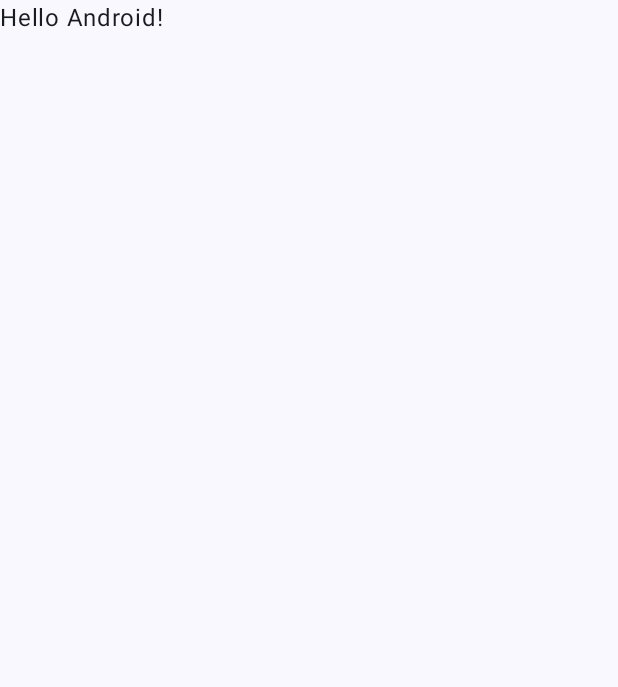
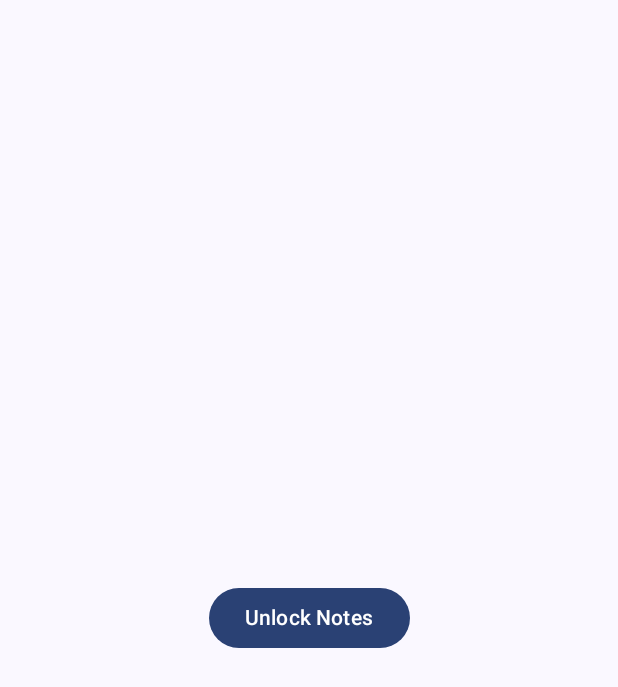
Before and after one commit to joshflugel/Iris-Touch-Secure-Notes, an Android app built with Jetpack Compose: the screen it shows after launch (MainActivity), on a phone screen of 412 x 824 dp. Before the commit the part shown is almost empty. Shown: the top 687 px of the screen. Run offline under Robolectric (Android 15) with nearby library versions, the phone set to English and light mode, and no system bars; our stand-ins replace Dagger/Hilt's generated code.

Commit message:
Implement initial UI: Fingerprint and Face biometric authentication in LoginScreen. Add BiometricAuthManager, navigation to Notes. Refactor classes into proper layer.

```diff
--- a/app/src/main/java/com/josh25/iristouchsecurenotes/MainActivity.kt
+++ b/app/src/main/java/com/josh25/iristouchsecurenotes/MainActivity.kt
@@ -1,5 +1,6 @@
 package com.josh25.iristouchsecurenotes
 
+import android.annotation.SuppressLint
 import android.os.Bundle
 import androidx.activity.ComponentActivity
 import androidx.activity.compose.setContent
@@ -9,21 +10,26 @@ import androidx.compose.foundation.layout.padding
 import androidx.compose.material3.Scaffold
 import androidx.compose.material3.Text
 import androidx.compose.runtime.Composable
+import androidx.compose.runtime.getValue
+import androidx.compose.runtime.mutableStateOf
+import androidx.compose.runtime.remember
+import androidx.compose.runtime.setValue
 import androidx.compose.ui.Modifier
 import androidx.compose.ui.tooling.preview.Preview
+import androidx.fragment.app.FragmentActivity
+import com.josh25.iristouchsecurenotes.presentation.screens.LoginScreen
+import com.josh25.iristouchsecurenotes.presentation.screens.NotesScreen
 import com.josh25.iristouchsecurenotes.ui.theme.IrisTouchSecureNotesTheme
 
-class MainActivity : ComponentActivity() {
+@SuppressLint("UnusedMaterial3ScaffoldPaddingParameter")
+class MainActivity : FragmentActivity() {
     override fun onCreate(savedInstanceState: Bundle?) {
         super.onCreate(savedInstanceState)
         enableEdgeToEdge()
         setContent {
             IrisTouchSecureNotesTheme {
-                Scaffold(modifier = Modifier.fillMaxSize()) { innerPadding ->
-                    Greeting(
-                        name = "Android",
-                        modifier = Modifier.padding(innerPadding)
-                    )
+                Scaffold(modifier = Modifier.fillMaxSize()) {
+                    MainApp()
                 }
             }
         }
@@ -31,17 +37,12 @@ class MainActivity : ComponentActivity() {
 }
 
 @Composable
-fun Greeting(name: String, modifier: Modifier = Modifier) {
-    Text(
-        text = "Hello $name!",
-        modifier = modifier
-    )
-}
+fun MainApp() {
+    var isAuthenticated by remember { mutableStateOf(false) }
 
-@Preview(showBackground = true)
-@Composable
-fun GreetingPreview() {
-    IrisTouchSecureNotesTheme {
-        Greeting("Android")
+    if (isAuthenticated) {
+        NotesScreen()
+    } else {
+        LoginScreen(onAuthenticated = { isAuthenticated = true })
     }
 }
--- /dev/null
+++ b/app/src/main/java/com/josh25/iristouchsecurenotes/data/auth/BiometricAuthManager.kt
@@ -0,0 +1,49 @@
+package com.josh25.iristouchsecurenotes.data.auth
+
+import android.content.Context
+import androidx.activity.ComponentActivity
+import androidx.biometric.BiometricPrompt
+import androidx.core.content.ContextCompat
+import androidx.fragment.app.FragmentActivity
+import java.util.concurrent.Executor
+
+class BiometricAuthManager(private val context: Context) {
+
+    private val executor: Executor = ContextCompat.getMainExecutor(context)
+
+    fun createBiometricPrompt(
+        onSuccess: () -> Unit,
+        onFailure: () -> Unit,
+        onError: (String) -> Unit
+    ): BiometricPrompt {
+        val callback = object : BiometricPrompt.AuthenticationCallback() {
+            override fun onAuthenticationSucceeded(result: BiometricPrompt.AuthenticationResult) {
+                super.onAuthenticationSucceeded(result)
+                onSuccess()
+            }
+
+            override fun onAuthenticationFailed() {
+                super.onAuthenticationFailed()
+                onFailure()
+            }
+
+            override fun onAuthenticationError(errorCode: Int, errString: CharSequence) {
+                super.onAuthenticationError(errorCode, errString)
+                onError(errString.toString())
+            }
+        }
+
+        val activity = context as? FragmentActivity
+            ?: throw IllegalArgumentException("Context must be a FragmentActivity")
+
+        return BiometricPrompt(activity, executor, callback)
+    }
+
+    fun getPromptInfo(): BiometricPrompt.PromptInfo {
+        return BiometricPrompt.PromptInfo.Builder()
+            .setTitle("Authenticate to access Secured Notes")
+            .setSubtitle("Use fingerprint, Face, or Iris Scan")
+            .setNegativeButtonText("Cancel")
+            .build()
+    }
+}
--- a/app/src/main/java/com/josh25/iristouchsecurenotes/data/NoteDao.kt
+++ b/app/src/main/java/com/josh25/iristouchsecurenotes/data/database/NoteDao.kt
@@ -1,4 +1,4 @@
-package com.josh25.iristouchsecurenotes.data
+package com.josh25.iristouchsecurenotes.data.database
 
 import androidx.room.Dao
 import androidx.room.Delete
--- a/app/src/main/java/com/josh25/iristouchsecurenotes/data/NoteDatabase.kt
+++ b/app/src/main/java/com/josh25/iristouchsecurenotes/data/database/NoteDatabase.kt
@@ -1,4 +1,4 @@
-package com.josh25.iristouchsecurenotes.data
+package com.josh25.iristouchsecurenotes.data.database
 
 import androidx.room.Database
 import androidx.room.RoomDatabase
@@ -7,5 +7,5 @@ import androidx.room.RoomDatabase
 @Database(entities = [NoteEntity::class], version = 1, exportSchema = false)
 abstract class NoteDatabase: RoomDatabase() {
 
-    abstract fun noteDao():NoteDao
+    abstract fun noteDao(): NoteDao
 }
--- a/app/src/main/java/com/josh25/iristouchsecurenotes/data/NoteEntity.kt
+++ b/app/src/main/java/com/josh25/iristouchsecurenotes/data/database/NoteEntity.kt
@@ -1,4 +1,4 @@
-package com.josh25.iristouchsecurenotes.data
+package com.josh25.iristouchsecurenotes.data.database
 
 import androidx.room.Entity
 import androidx.room.PrimaryKey
--- a/app/src/main/java/com/josh25/iristouchsecurenotes/data/NoteRepository.kt
+++ b/app/src/main/java/com/josh25/iristouchsecurenotes/data/repository/NoteRepository.kt
@@ -1,5 +1,7 @@
-package com.josh25.iristouchsecurenotes.data
+package com.josh25.iristouchsecurenotes.data.repository
 
+import com.josh25.iristouchsecurenotes.data.database.NoteDao
+import com.josh25.iristouchsecurenotes.data.database.NoteEntity
 import com.josh25.iristouchsecurenotes.ui.theme.NoteModel
 import kotlinx.coroutines.flow.Flow
 import kotlinx.coroutines.flow.map
--- a/app/src/main/java/com/josh25/iristouchsecurenotes/di/AppModule.kt
+++ b/app/src/main/java/com/josh25/iristouchsecurenotes/di/AppModule.kt
@@ -2,9 +2,8 @@ package com.josh25.iristouchsecurenotes.di
 
 import android.content.Context
 import androidx.room.Room
-import com.josh25.iristouchsecurenotes.data.NoteDao
-import com.josh25.iristouchsecurenotes.data.NoteDatabase
-import com.josh25.iristouchsecurenotes.data.NoteRepository
+import com.josh25.iristouchsecurenotes.data.database.NoteDao
+import com.josh25.iristouchsecurenotes.data.database.NoteDatabase
 import dagger.Module
 import dagger.Provides
 import dagger.hilt.InstallIn
--- /dev/null
+++ b/app/src/main/java/com/josh25/iristouchsecurenotes/presentation/screens/LoginScreen.kt
@@ -0,0 +1,54 @@
+package com.josh25.iristouchsecurenotes.presentation.screens
+
+
+import androidx.activity.ComponentActivity
+import androidx.compose.foundation.layout.*
+import androidx.compose.material3.*
+import androidx.compose.runtime.*
+import androidx.compose.ui.Alignment
+import androidx.compose.ui.Modifier
+import androidx.compose.ui.platform.LocalContext
+import androidx.compose.ui.tooling.preview.Preview
+import androidx.lifecycle.viewmodel.compose.viewModel
+import com.josh25.iristouchsecurenotes.data.auth.BiometricAuthManager
+import com.josh25.iristouchsecurenotes.presentation.viewmodel.AuthViewModel
+
+@Composable
+fun LoginScreen(
+    onAuthenticated: () -> Unit
+) {
+    val viewModel: AuthViewModel = viewModel()
+    val isAuthenticated by viewModel.authState.collectAsState()
+
+    val context = LocalContext.current
+    val biometricAuthManager = BiometricAuthManager(context)
+    val biometricPrompt = biometricAuthManager.createBiometricPrompt(
+        onSuccess = { viewModel.setAuthenticated(true) },
+        onFailure = { viewModel.setAuthenticated(false) },
+        onError = { viewModel.setAuthenticated(false) }
+    )
+
+    val promptInfo = biometricAuthManager.getPromptInfo()
+
+    LaunchedEffect(isAuthenticated) {
+        if (isAuthenticated) {
+            onAuthenticated()
+        }
+    }
+
+    Column(
+        modifier = Modifier.fillMaxSize(),
+        verticalArrangement = Arrangement.Center,
+        horizontalAlignment = Alignment.CenterHorizontally
+    ) {
+        Button(onClick = { biometricPrompt.authenticate(promptInfo) }) {
+            Text("Unlock Notes")
+        }
+    }
+}
+
+@Preview
+@Composable
+fun PreviewLoginScreen() {
+    LoginScreen(onAuthenticated = {})
+}
--- /dev/null
+++ b/app/src/main/java/com/josh25/iristouchsecurenotes/presentation/viewmodel/AuthViewModel.kt
@@ -0,0 +1,19 @@
+package com.josh25.iristouchsecurenotes.presentation.viewmodel
+
+
+import androidx.lifecycle.ViewModel
+import dagger.hilt.android.lifecycle.HiltViewModel
+import kotlinx.coroutines.flow.MutableStateFlow
+import kotlinx.coroutines.flow.StateFlow
+import javax.inject.Inject
+
+@HiltViewModel
+class AuthViewModel @Inject constructor(): ViewModel() {
+
+    private val _authState = MutableStateFlow(false)
+    val authState: StateFlow<Boolean> = _authState
+
+    fun setAuthenticated(success: Boolean) {
+        _authState.value = success
+    }
+}
--- a/gradle/libs.versions.toml
+++ b/gradle/libs.versions.toml
@@ -11,7 +11,7 @@ composeBom = "2025.03.00"
 hilt = "2.51.1"
 compose = "1.7.8"
 room = "2.6.1"
-biometric = "1.1.0"
+biometric = "1.2.0-alpha05"
 security_crypto = "1.0.0"
 coroutines = "1.10.1"
 lifecycle = "2.8.7"
```
Also changed, not shown: app/src/main/java/com/josh25/iristouchsecurenotes/presentation/screens/NotesScreen.kt (added, +18 -0 lines).
